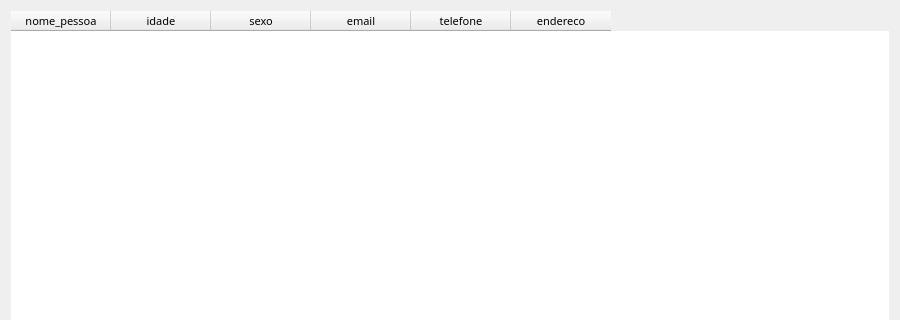
Above: Designer/pesquisa_usuarios.ui from Kaue-14/PATP_Nivel_2 before the change; both pictures show x 0 to 900 and y 0 to 320 of the 900 by 520 pixel window. Below: the same form after it.
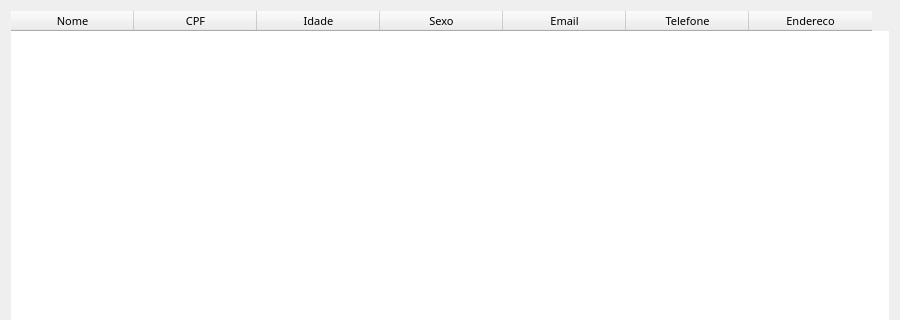
That is the form after the change. Icons and pictures are not drawn.

Commit message:
Atualizei a pesquisa dos pacientes e já add pra colocar o nome na tela
alterei o pegar_dados e criei um sinal para pegar os dados na classe principal e colocar o nome no input_patient e print o cpf para fazer com que ele pegue o id do paciente e marque a consulta. Fazer isso agora com o do psicólogo(a)

Diff of the .ui file:
```diff
--- a/Designer/pesquisa_usuarios.ui
+++ b/Designer/pesquisa_usuarios.ui
@@ -77,34 +77,45 @@
      <attribute name="horizontalHeaderCascadingSectionResizes">
       <bool>false</bool>
      </attribute>
+     <attribute name="horizontalHeaderMinimumSectionSize">
+      <number>36</number>
+     </attribute>
+     <attribute name="horizontalHeaderDefaultSectionSize">
+      <number>123</number>
+     </attribute>
      <column>
       <property name="text">
-       <string>nome_pessoa</string>
+       <string>Nome</string>
       </property>
      </column>
      <column>
       <property name="text">
-       <string>idade</string>
+       <string>CPF</string>
       </property>
      </column>
      <column>
       <property name="text">
-       <string>sexo</string>
+       <string>Idade</string>
       </property>
      </column>
      <column>
       <property name="text">
-       <string>email</string>
+       <string>Sexo</string>
       </property>
      </column>
      <column>
       <property name="text">
-       <string>telefone</string>
+       <string>Email</string>
       </property>
      </column>
      <column>
       <property name="text">
-       <string>endereco</string>
+       <string>Telefone</string>
+      </property>
+     </column>
+     <column>
+      <property name="text">
+       <string>Endereco</string>
       </property>
      </column>
     </widget>
```
The commit also changes 10 other files.
